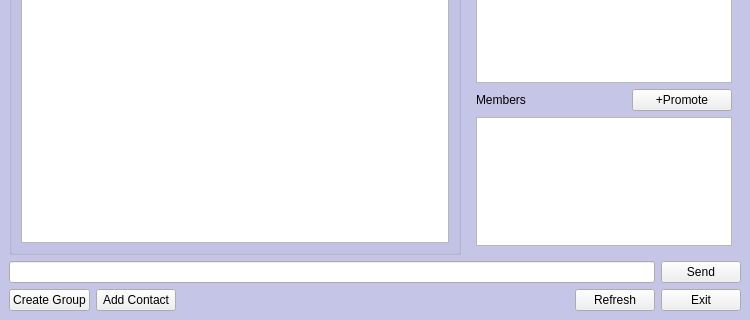
This is chatScreen.ui in elroydsouza/MessagingApp-SDI as Qt 5 draws it before an edit; both pictures show x 0 to 750 and y 180 to 500 of the 750 by 500 pixel window. The edited form follows.
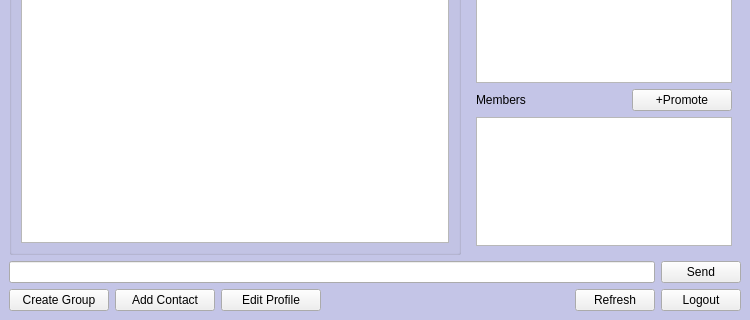
This is the edited form.

Commit message: Added profile edit functionality

```diff
--- a/chatScreen.ui
+++ b/chatScreen.ui
@@ -252,6 +252,12 @@
       </property>
       <item>
        <widget class="QPushButton" name="buttonCreateGroup">
+        <property name="minimumSize">
+         <size>
+          <width>100</width>
+          <height>0</height>
+         </size>
+        </property>
         <property name="text">
          <string>Create Group</string>
         </property>
@@ -259,11 +265,30 @@
       </item>
       <item>
        <widget class="QPushButton" name="buttonAddContact">
+        <property name="minimumSize">
+         <size>
+          <width>100</width>
+          <height>0</height>
+         </size>
+        </property>
         <property name="text">
          <string>Add Contact</string>
         </property>
        </widget>
       </item>
+      <item>
+       <widget class="QPushButton" name="buttonProfile">
+        <property name="minimumSize">
+         <size>
+          <width>100</width>
+          <height>0</height>
+         </size>
+        </property>
+        <property name="text">
+         <string>Edit Profile</string>
+        </property>
+       </widget>
+      </item>
       <item>
        <spacer name="horizontalSpacer">
         <property name="orientation">
@@ -287,7 +312,7 @@
       <item>
        <widget class="QPushButton" name="buttonExit">
         <property name="text">
-         <string>Exit</string>
+         <string>Logout</string>
         </property>
        </widget>
       </item>
```
Left out of the diff: 6 changed lines with no effect on the pictures. The commit also changes 10 other files.
